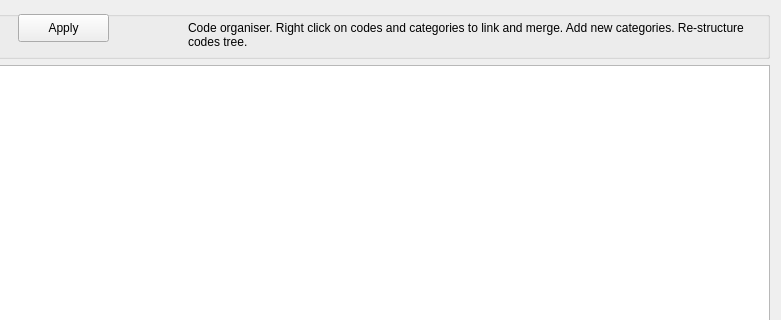
Before: the Qt Designer form src/GUI_UIs/ui_dialog_organiser.ui in ccbogel/QualCoder, drawn with Qt 5; both pictures show x 243 to 1024 and y 0 to 320 of the 1024 by 600 pixel window.
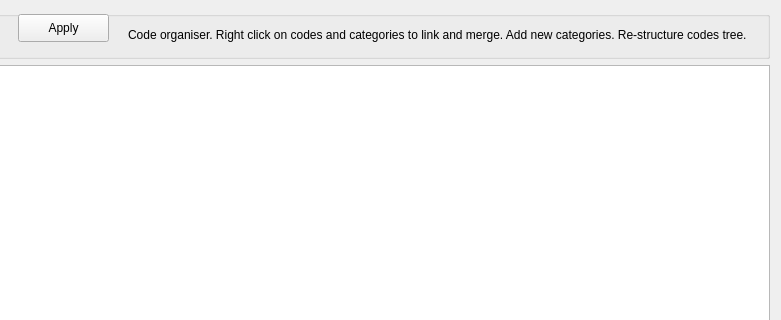
After: the same form once the commit is applied.

Commit message: fix widget size

```diff
--- a/src/GUI_UIs/ui_dialog_organiser.ui
+++ b/src/GUI_UIs/ui_dialog_organiser.ui
@@ -98,9 +98,9 @@
      <widget class="QLabel" name="label_loaded_graph">
       <property name="geometry">
        <rect>
-        <x>420</x>
+        <x>360</x>
         <y>1</y>
-        <width>561</width>
+        <width>621</width>
         <height>46</height>
        </rect>
       </property>
```
Left out of the diff: 3 changed lines with no effect on the pictures.
